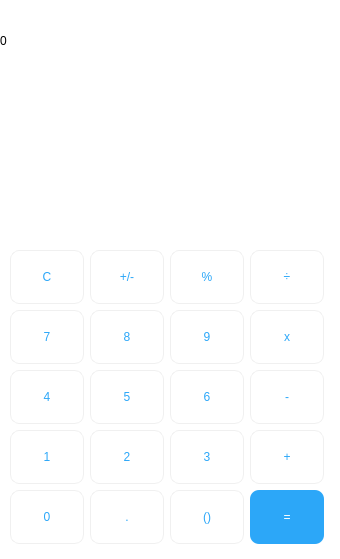
Above: calculator.ui from maulanakurnia/Calculator before the change. Below: the same form after it.
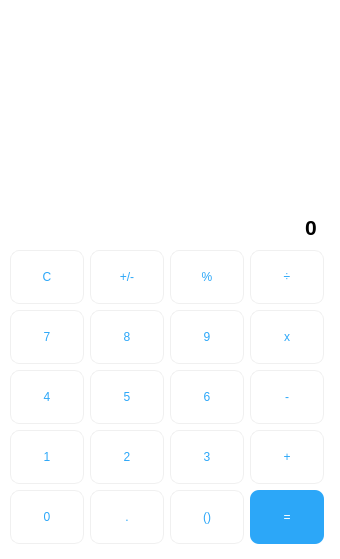
That is the form after the change.

Commit message: change object Component UI

The edit to the form file:
```diff
--- a/calculator.ui
+++ b/calculator.ui
@@ -27,29 +27,7 @@
 	border-radius: 10px;</string>
   </property>
   <widget class="QWidget" name="centralwidget">
-   <widget class="QLabel" name="label">
-    <property name="geometry">
-     <rect>
-      <x>0</x>
-      <y>0</y>
-      <width>241</width>
-      <height>81</height>
-     </rect>
-    </property>
-    <property name="styleSheet">
-     <string notr="true">QLabel {
-  qproperty-alignment: 'AlignVCenter | AlignRight';
-	margin-right: 10px;
-	color: #000000;
-}
-
-background-color : white;</string>
-    </property>
-    <property name="text">
-     <string>0</string>
-    </property>
-   </widget>
-   <widget class="QPushButton" name="Button_clear">
+   <widget class="QPushButton" name="BtnClear">
     <property name="geometry">
      <rect>
       <x>10</x>
@@ -601,7 +579,7 @@
 background-color : white;</string>
     </property>
     <property name="text">
-     <string/>
+     <string>0</string>
     </property>
     <property name="frame">
      <bool>false</bool>
```
Left out of the diff: 20 changed lines with no effect on the pictures.
